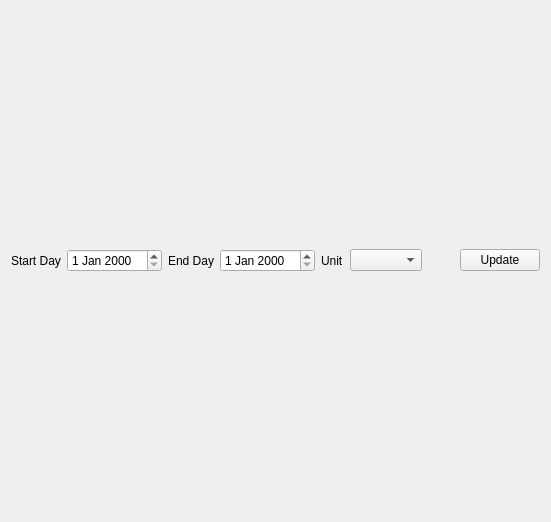
Above: CAMan/stat_form.ui from jykim74/CertMan before the change. Below: the same form after it.
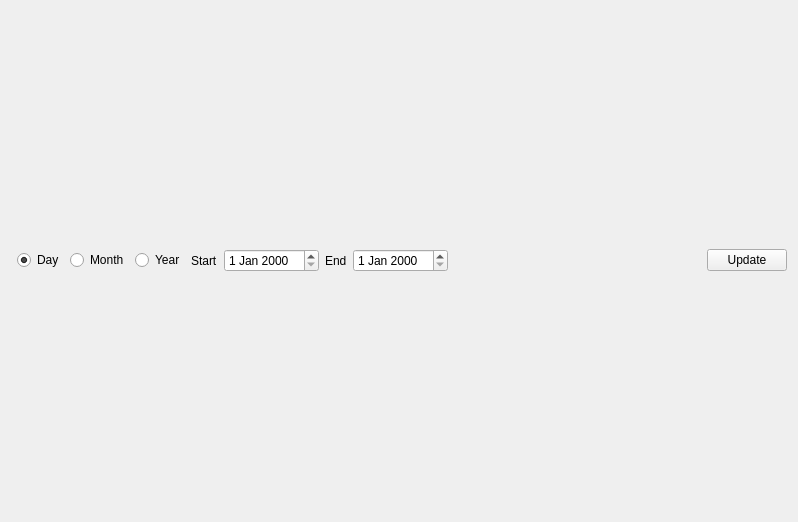
That is the form after the change.

Patch:
```diff
--- a/CAMan/stat_form.ui
+++ b/CAMan/stat_form.ui
@@ -6,7 +6,7 @@
    <rect>
     <x>0</x>
     <y>0</y>
-    <width>551</width>
+    <width>798</width>
     <height>522</height>
    </rect>
   </property>
@@ -14,47 +14,48 @@
    <string>Form</string>
   </property>
   <layout class="QGridLayout" name="gridLayout">
-   <item row="0" column="7">
-    <widget class="QPushButton" name="mUpdateBtn">
+   <item row="0" column="1">
+    <widget class="QRadioButton" name="mDayRadio">
      <property name="text">
-      <string>Update</string>
+      <string>Day</string>
+     </property>
+     <property name="checked">
+      <bool>true</bool>
      </property>
     </widget>
    </item>
-   <item row="0" column="2">
+   <item row="0" column="6">
     <widget class="QLabel" name="label_2">
      <property name="text">
-      <string>End Day</string>
+      <string>End</string>
      </property>
     </widget>
    </item>
-   <item row="0" column="5">
-    <widget class="QComboBox" name="mUnitCombo"/>
-   </item>
-   <item row="0" column="3">
-    <widget class="QDateEdit" name="mEndDate"/>
-   </item>
    <item row="0" column="4">
-    <widget class="QLabel" name="label_3">
-     <property name="text">
-      <string>Unit</string>
-     </property>
-    </widget>
-   </item>
-   <item row="0" column="0">
     <widget class="QLabel" name="label">
      <property name="text">
-      <string>Start Day</string>
+      <string>Start</string>
      </property>
     </widget>
    </item>
-   <item row="0" column="1">
-    <widget class="QDateEdit" name="mStartDate"/>
+   <item row="0" column="9">
+    <widget class="QPushButton" name="mUpdateBtn">
+     <property name="text">
+      <string>Update</string>
+     </property>
+    </widget>
    </item>
    <item row="1" column="0" colspan="8">
     <layout class="QGridLayout" name="mGridLayout"/>
    </item>
-   <item row="0" column="6">
+   <item row="0" column="2">
+    <widget class="QRadioButton" name="mMonthRadio">
+     <property name="text">
+      <string>Month</string>
+     </property>
+    </widget>
+   </item>
+   <item row="0" column="8">
     <spacer name="horizontalSpacer">
      <property name="orientation">
       <enum>Qt::Horizontal</enum>
@@ -67,6 +68,19 @@
      </property>
     </spacer>
    </item>
+   <item row="0" column="5">
+    <widget class="QDateEdit" name="mStartDate"/>
+   </item>
+   <item row="0" column="3">
+    <widget class="QRadioButton" name="mYearRadio">
+     <property name="text">
+      <string>Year</string>
+     </property>
+    </widget>
+   </item>
+   <item row="0" column="7">
+    <widget class="QDateEdit" name="mEndDate"/>
+   </item>
   </layout>
  </widget>
  <resources/>
```
Left out of the diff: 2 changed lines with no effect on the pictures.
